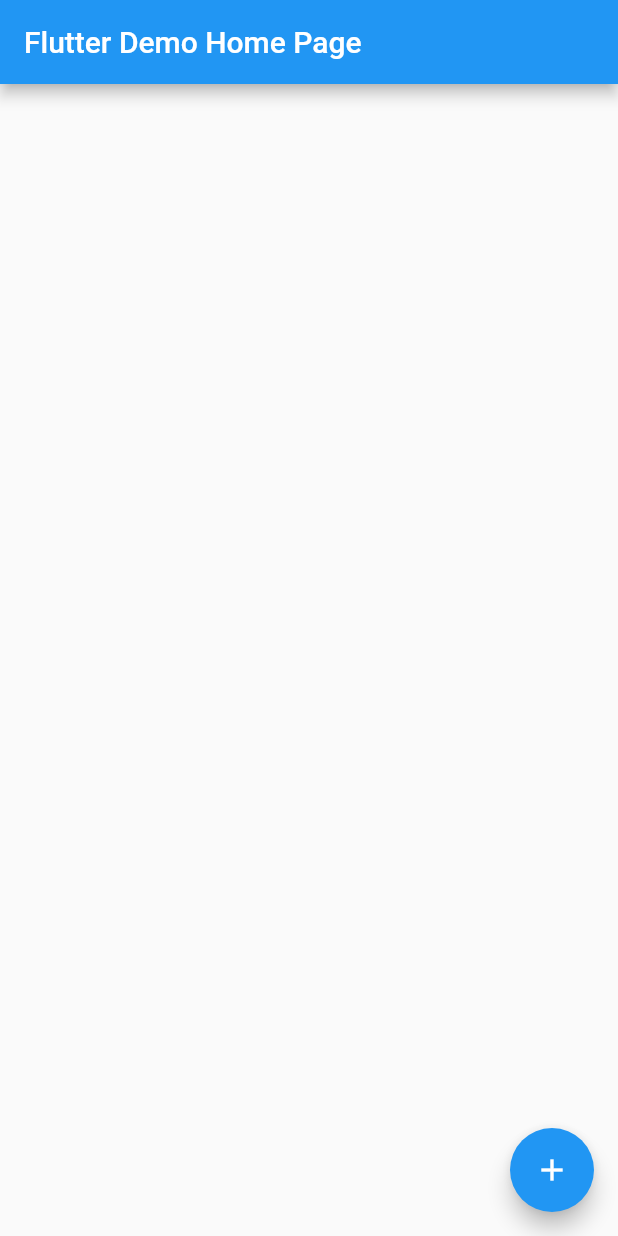
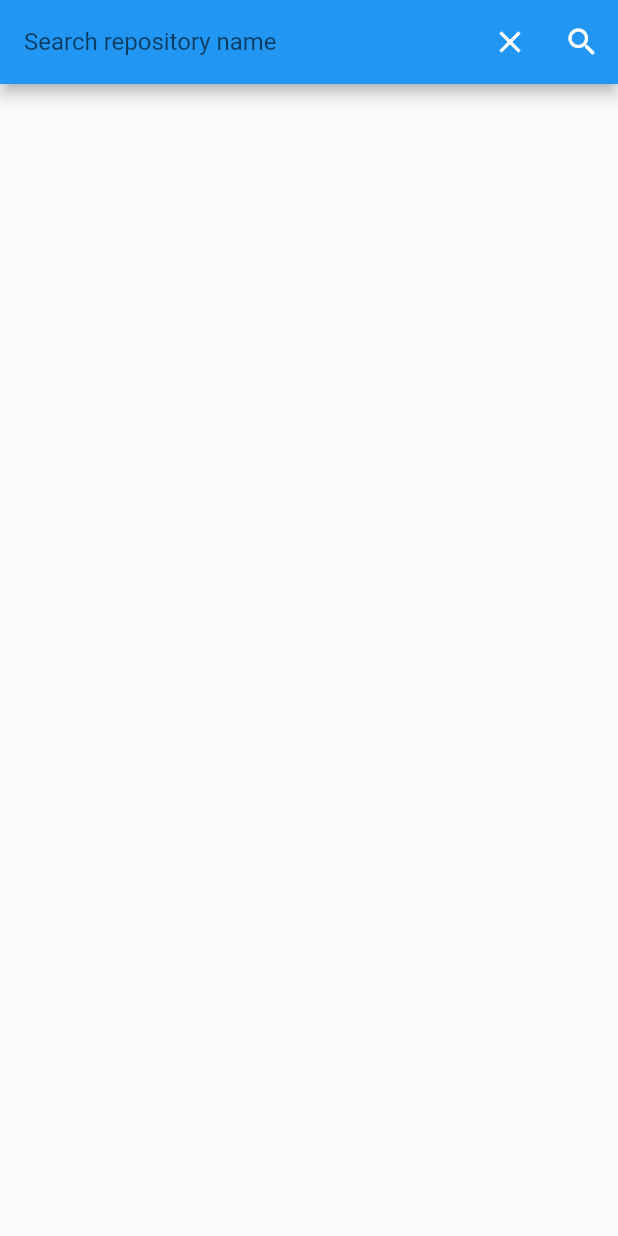
Before and after one commit to becky3/flutter_first_demo, a Flutter app: the screen it shows after launch, on a phone screen of 412 x 824 dp. Run offline on Flutter 3.47's test engine with Material 2 defaults, Android fonts, the phone set to English and light mode, and no system bars; our stand-ins replace webview_flutter.

Commit message:
- 検索ボックスの実装

```diff
--- a/lib/main.dart
+++ b/lib/main.dart
@@ -36,12 +36,43 @@ class MyHomePage extends StatefulWidget {
 
 class _MyHomePageState extends State<MyHomePage> {
   List<GithubRepo> _items = [];
+  var _searchWord = "";
+  final _textEditingController = TextEditingController();
 
   @override
   Widget build(BuildContext context) {
     return Scaffold(
       appBar: AppBar(
-        title: Text(widget.title),
+        title: TextField(
+          decoration: InputDecoration(
+            labelText: "Search repository name",
+            hintText: "Please input repository name",
+          ),
+          onChanged: _onChangedText,
+          controller: _textEditingController,
+        ),
+        actions: <Widget>[
+          IconButton(
+            icon: Icon(
+              Icons.clear,
+              color: Colors.white,
+            ),
+            onPressed: () {
+              _searchWord = "";
+              _textEditingController.clear();
+              _search();
+            },
+          ),
+          IconButton(
+            icon: Icon(
+              Icons.search,
+              color: Colors.white,
+            ),
+            onPressed: () {
+              _search(searchWord: _searchWord);
+            },
+          ),
+        ],
       ),
       body: ListView.builder(
         itemBuilder: (BuildContext context, int index) {
@@ -63,12 +94,11 @@ class _MyHomePageState extends State<MyHomePage> {
         },
         itemCount: _items.length,
       ),
-      floatingActionButton: FloatingActionButton(
-        onPressed: _search,
-        tooltip: 'Increment',
-        child: Icon(Icons.add),
-      ), // This trailing comma makes auto-formatting nicer for build methods.
     );
+  }
+
+  void _onChangedText(String text) {
+    _searchWord = text;
   }
 
   void _didTapItem(context, GithubRepo item) {
@@ -76,9 +106,16 @@ class _MyHomePageState extends State<MyHomePage> {
         arguments: DetailPageArguments(item.fullName, item.htmlUrl));
   }
 
-  void _search() {
+  void _search({String searchWord = ""}) {
+    if (searchWord.isEmpty) {
+      setState(() {
+        _items = [];
+        return;
+      });
+    }
+
     var client = GithubApiSessionClient();
-    client.get("flutter").then((result) {
+    client.get(searchWord).then((result) {
       setState(() {
         print("result:$result");
         _items = result;
```
